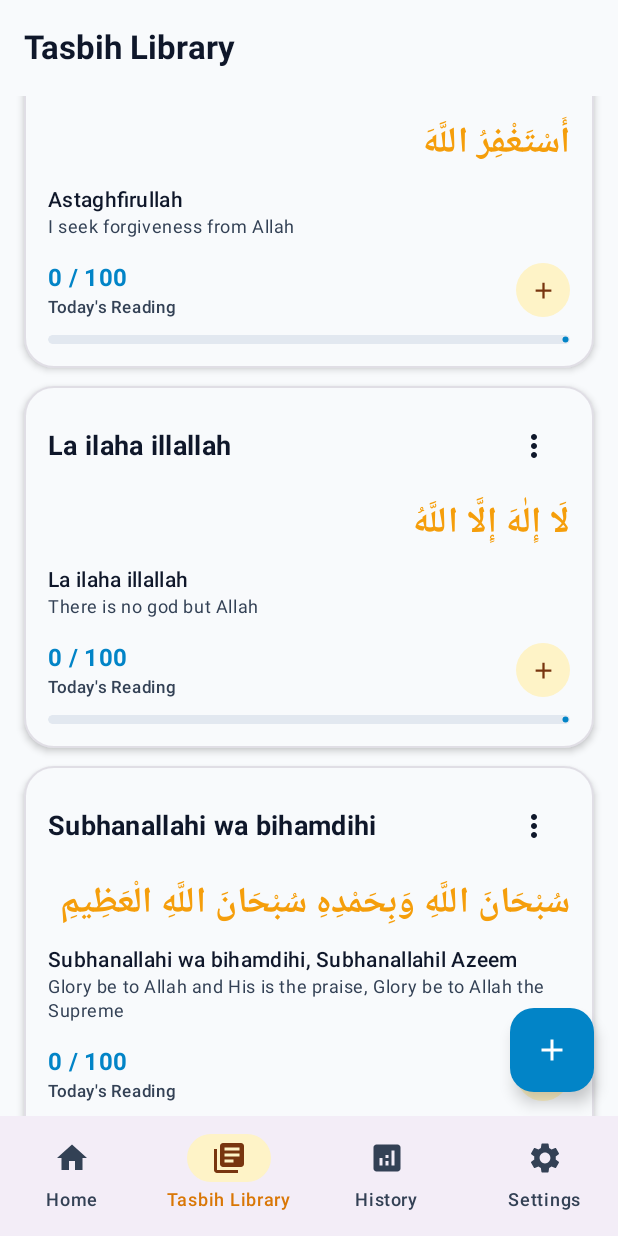
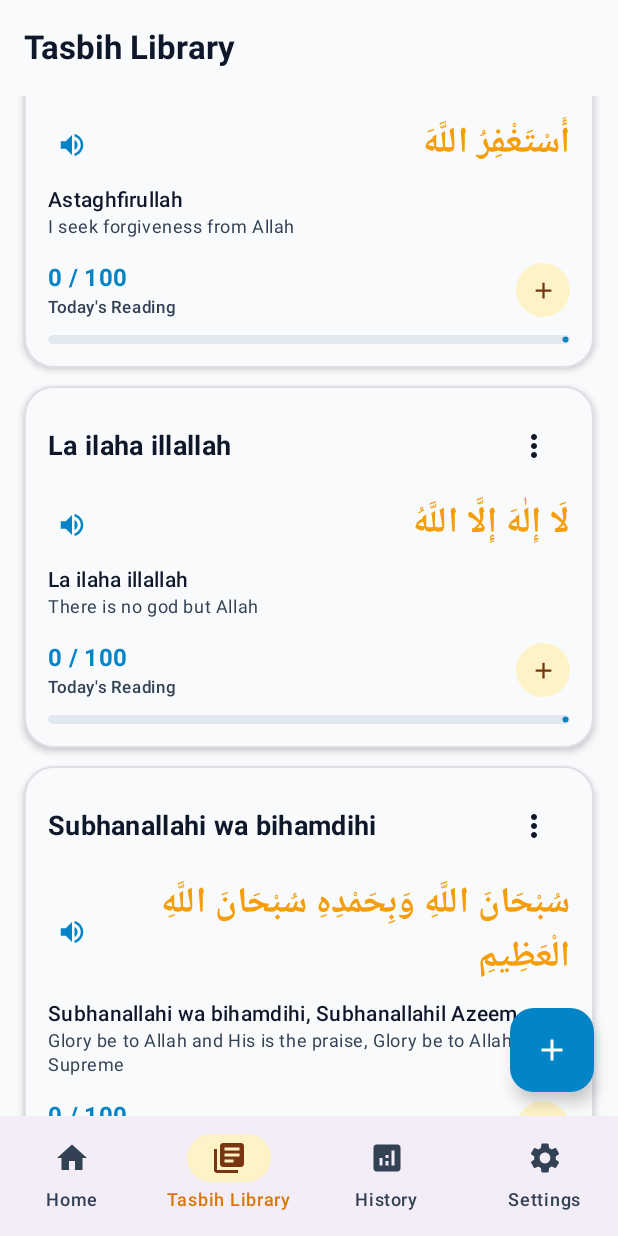
Before and after one commit to SRAKIB18/smart-tasbih, an Android app built with Jetpack Compose: the TasbihListScreen screen opened through its navigation route, scrolled down 952 dp, on a phone screen of 412 x 824 dp. Run offline under Robolectric (Android 15) with nearby library versions, the phone set to English and light mode, and no system bars; our stand-ins replace Room's generated code.

Commit message:
done git p; gitp ;

```diff
--- a/app/src/main/java/com/ruhutasbih/app/ui/components/TasbihCard.kt
+++ b/app/src/main/java/com/ruhutasbih/app/ui/components/TasbihCard.kt
@@ -15,6 +15,7 @@ import androidx.compose.foundation.layout.width
 import androidx.compose.foundation.shape.RoundedCornerShape
 import androidx.compose.material.icons.Icons
 import androidx.compose.material.icons.automirrored.filled.MenuBook
+import androidx.compose.material.icons.automirrored.filled.VolumeUp
 import androidx.compose.material.icons.filled.CheckCircle
 import androidx.compose.material.icons.filled.MoreVert
 import androidx.compose.material.icons.filled.PushPin
@@ -60,6 +61,7 @@ fun TasbihCard(
     onDuplicate: () -> Unit,
     onDelete: () -> Unit,
     onQuickIncrement: (() -> Unit)? = null,
+    onPlayAudio: (() -> Unit)? = null,
     modifier: Modifier = Modifier
 ) {
     var menuExpanded by remember { mutableStateOf(false) }
@@ -171,8 +173,29 @@ fun TasbihCard(
 
             Spacer(modifier = Modifier.height(8.dp))
 
-            // Arabic Text (Large & RTL Centered / Right Aligned)
+            // Arabic Text (Large & RTL Centered / Right Aligned) with Audio Button
             if (tasbih.arabicText.isNotBlank()) {
+                Row(
+                    modifier = Modifier.fillMaxWidth(),
+                    horizontalArrangement = Arrangement.SpaceBetween,
+                    verticalAlignment = Alignment.CenterVertically
+                ) {
+                    if (onPlayAudio != null) {
+                        IconButton(
+                            onClick = onPlayAudio,
+                            modifier = Modifier.size(32.dp)
+                        ) {
+                            Icon(
+                                imageVector = Icons.AutoMirrored.Filled.VolumeUp,
+                                contentDescription = "Audio Recitation",
+                                tint = MaterialTheme.colorScheme.primary,
+                                modifier = Modifier.size(20.dp)
+                            )
+                        }
+                    } else {
+                        Spacer(modifier = Modifier.width(1.dp))
+                    }
+
                     Text(
                         text = tasbih.arabicText,
                         style = MaterialTheme.typography.headlineMedium.copy(
@@ -181,8 +204,9 @@ fun TasbihCard(
                             fontSize = 24.sp,
                             textAlign = TextAlign.End
                         ),
-                    modifier = Modifier.fillMaxWidth()
+                        modifier = Modifier.weight(1f)
                     )
+                }
                 Spacer(modifier = Modifier.height(6.dp))
             }
 
--- a/app/src/main/java/com/ruhutasbih/app/ui/screens/home/HomeScreen.kt
+++ b/app/src/main/java/com/ruhutasbih/app/ui/screens/home/HomeScreen.kt
@@ -276,7 +276,11 @@ fun HomeScreen(
                             showAddDialog = true
                         },
                         onDelete = { viewModel.deleteTasbih(tasbih.id) },
-                        onQuickIncrement = { viewModel.quickIncrement(tasbih.id) }
+                        onQuickIncrement = { viewModel.quickIncrement(tasbih.id) },
+                        onPlayAudio = {
+                            val textToRecite = tasbih.arabicText.ifBlank { tasbih.name }
+                            audioReciter.speak(textToRecite)
+                        }
                     )
                 }
             }
--- a/app/src/main/java/com/ruhutasbih/app/ui/screens/tasbih/TasbihListScreen.kt
+++ b/app/src/main/java/com/ruhutasbih/app/ui/screens/tasbih/TasbihListScreen.kt
@@ -28,6 +28,7 @@ import androidx.compose.material3.Text
 import androidx.compose.material3.TopAppBar
 import androidx.compose.material3.TopAppBarDefaults
 import androidx.compose.runtime.Composable
+import androidx.compose.runtime.DisposableEffect
 import androidx.compose.runtime.collectAsState
 import androidx.compose.runtime.getValue
 import androidx.compose.runtime.mutableStateOf
@@ -35,6 +36,7 @@ import androidx.compose.runtime.remember
 import androidx.compose.runtime.setValue
 import androidx.compose.ui.Alignment
 import androidx.compose.ui.Modifier
+import androidx.compose.ui.platform.LocalContext
 import androidx.compose.ui.res.stringResource
 import androidx.compose.ui.text.font.FontWeight
 import androidx.compose.ui.unit.dp
@@ -43,6 +45,7 @@ import com.ruhutasbih.app.R
 import com.ruhutasbih.app.data.local.entity.TasbihEntity
 import com.ruhutasbih.app.ui.components.AddEditTasbihDialog
 import com.ruhutasbih.app.ui.components.TasbihCard
+import com.ruhutasbih.app.ui.util.AudioReciter
 import com.ruhutasbih.app.ui.screens.home.HomeViewModel
 
 @OptIn(ExperimentalMaterial3Api::class)
@@ -53,9 +56,17 @@ fun TasbihListScreen(
     onSaveTasbih: (TasbihEntity) -> Unit,
     modifier: Modifier = Modifier
 ) {
+    val context = LocalContext.current
     val uiState by viewModel.uiState.collectAsState()
     var showAddDialog by remember { mutableStateOf(false) }
     var tasbihToEdit by remember { mutableStateOf<TasbihEntity?>(null) }
+
+    val audioReciter = remember { AudioReciter(context) }
+    DisposableEffect(Unit) {
+        onDispose {
+            audioReciter.release()
+        }
+    }
 
     Scaffold(
         modifier = modifier,
@@ -195,7 +206,11 @@ fun TasbihListScreen(
                             showAddDialog = true
                         },
                         onDelete = { viewModel.deleteTasbih(tasbih.id) },
-                        onQuickIncrement = { viewModel.quickIncrement(tasbih.id) }
+                        onQuickIncrement = { viewModel.quickIncrement(tasbih.id) },
+                        onPlayAudio = {
+                            val textToRecite = tasbih.arabicText.ifBlank { tasbih.name }
+                            audioReciter.speak(textToRecite)
+                        }
                     )
                 }
             }
```
Also changed, not shown: app/src/main/java/com/ruhutasbih/app/ui/screens/history/HistoryScreen.kt (+50 -42 lines), 1 other file. Lines whose indentation alone changed are shown as unchanged.
